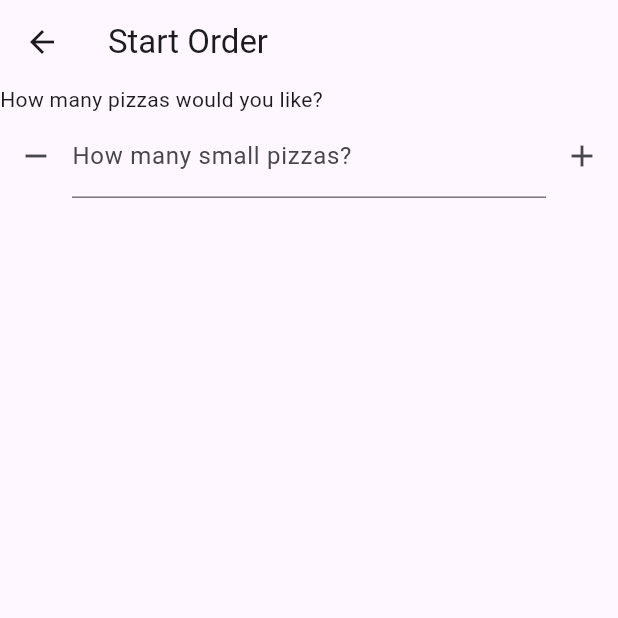
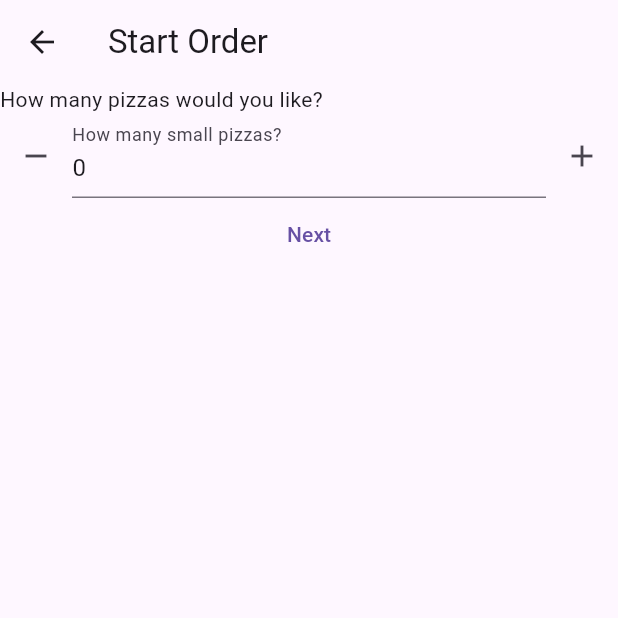
Before and after one commit to symbolisticism/Pizza-Chef, a Flutter app: the OrderForm screen opened directly, on a phone screen of 412 x 824 dp, the top half of it. Run offline on Flutter 3.47's test engine with Material 3 defaults, Android fonts, the phone set to English and light mode, and no system bars; our stand-ins replace flutter_bloc, logger.

Commit message:
removed large and medium pizza adder buttons, removed setState calls which were interfering with BLoC, added a boolean to reveal the next part of the form

```diff
--- a/lib/screens/order_form.dart
+++ b/lib/screens/order_form.dart
@@ -16,14 +16,11 @@ class OrderForm extends StatefulWidget {
 
 class _OrderFormState extends State<OrderForm> {
   final _formKey = GlobalKey<FormState>();
-  final largePizzaController = TextEditingController();
-  final mediumPizzaController = TextEditingController();
   final smallPizzaController = TextEditingController();
+  bool secondSection = false;
 
   @override
   void dispose() {
-    largePizzaController.dispose();
-    mediumPizzaController.dispose();
     smallPizzaController.dispose();
     super.dispose();
   }
@@ -38,61 +35,23 @@ class _OrderFormState extends State<OrderForm> {
       ),
       body: Form(
         key: _formKey,
+        child: SingleChildScrollView(
           child: Column(
             children: [
-            const Row(
-              children: [Text('How many pizzas would you like?')],
-            ),
-            // Row(
-            //   children: [
-            //     IconButton(
-            //       onPressed: () {},
-            //       icon: const Icon(Icons.remove),
-            //     ),
-            //     Expanded(
-            //       child: TextFormField(
-            //         controller: largePizzaController,
-            //         decoration: const InputDecoration(
-            //             label: Text('How many large pizzas?')),
-            //       ),
-            //     ),
-            //     IconButton(
-            //       onPressed: () {},
-            //       icon: const Icon(Icons.add),
-            //     ),
-            //   ],
-            // ),
-            // Row(
-            //   children: [
-            //     IconButton(
-            //       onPressed: () {},
-            //       icon: const Icon(Icons.remove),
-            //     ),
-            //     Expanded(
-            //       child: TextFormField(
-            //         controller: mediumPizzaController,
-            //         decoration: const InputDecoration(
-            //             label: Text('How many medium pizzas?')),
-            //       ),
-            //     ),
-            //     IconButton(
-            //       onPressed: () {},
-            //       icon: const Icon(Icons.add),
-            //     ),
-            //   ],
-            // ),
+              const Row(children: [Text('How many pizzas would you like?')]),
               BlocBuilder<SmallPizzaCounterBloc, SmallPizzaCounterState>(
                 builder: (context, state) {
+                  WidgetsBinding.instance.addPostFrameCallback((_) {
+                    smallPizzaController.text = state.count.toString();
+                    logger.d(state.count);
+                  });
+
                   return Row(
                     children: [
                       IconButton(
                         onPressed: () {
                           smallPizzaCounterBloc
                               .add(SmallPizzaDecrement()); // add an event
-                        setState(() {
-                          smallPizzaController.text = state.count.toString();
-                        });
-                        logger.d(state.count);
                         },
                         icon: const Icon(Icons.remove),
                       ),
@@ -107,18 +66,21 @@ class _OrderFormState extends State<OrderForm> {
                         onPressed: () {
                           smallPizzaCounterBloc
                               .add(SmallPizzaIncrement()); // add an event
-                        setState(() {
-                          smallPizzaController.text = state.count.toString();
-                        });
-                        logger.d(state.count);
                         },
                         icon: const Icon(Icons.add),
                       ),
                     ],
                   );
                 },
-            )
+              ),
+              TextButton(
+                onPressed: () {
+                  secondSection = true;
+                },
+                child: const Text('Next'),
+              ),
             ],
+          ),
         ),
       ),
     );
```
Lines whose indentation alone changed are shown as unchanged.
